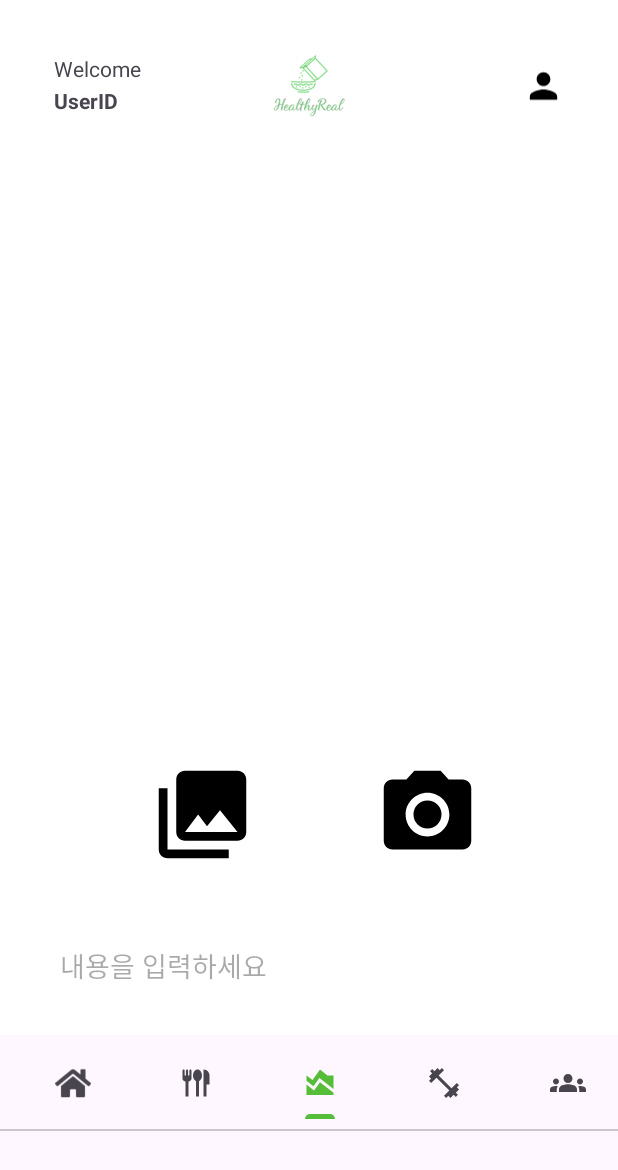
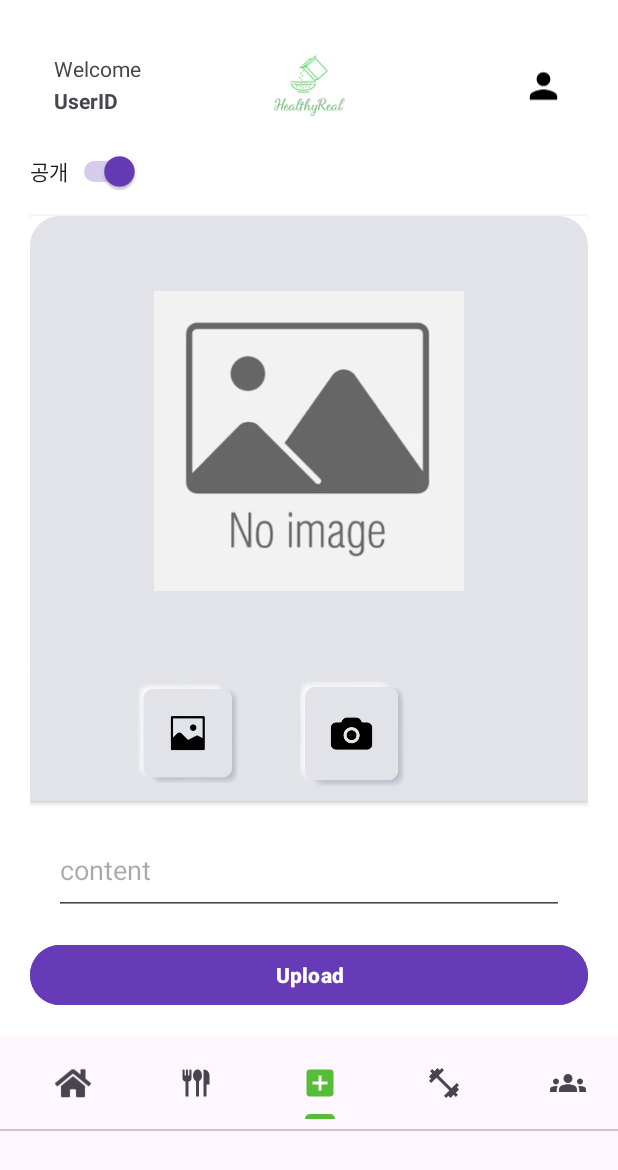
Before and after one commit to hanmincheol/Team_Android, an Android app: the MainActivity screen opened directly, with no data from a screen before it, item 3 of the bottom bar chosen, on a phone screen of 412 x 824 dp. Shown: the top 1170 px of the screen. Run offline under Robolectric (Android 15) with nearby library versions, the light colour scheme and no system bars; plain views replace WormDotsIndicator.

Commit message:
레이아웃 수정 및 실제 폰 테스트

```diff
--- a/app/src/main/java/com/ict/tablayoutviewpager16/MainActivity.java
+++ b/app/src/main/java/com/ict/tablayoutviewpager16/MainActivity.java
@@ -63,7 +63,7 @@ public class MainActivity extends AppCompatActivity implements Content2.OnDataTr
         TabLayout tabLayout=binding.tabLayout;
         tabLayout.addTab(tabLayout.newTab().setIcon(R.drawable.home));
         tabLayout.addTab(tabLayout.newTab().setIcon(R.drawable.diet_icon));
-        tabLayout.addTab(tabLayout.newTab().setIcon(R.drawable.baseline_area_chart_24));
+        tabLayout.addTab(tabLayout.newTab().setIcon(R.drawable.baseline_add_box_24));
         tabLayout.addTab(tabLayout.newTab().setIcon(R.drawable.fitness_icon));
         tabLayout.addTab(tabLayout.newTab().setIcon(R.drawable.community_icon));
         //2.Fragment 생성후 컬렉션에 저장
--- a/app/src/main/java/com/ict/tablayoutviewpager16/view/Content3.java
+++ b/app/src/main/java/com/ict/tablayoutviewpager16/view/Content3.java
@@ -20,6 +20,7 @@ import android.view.ViewGroup;
 import android.widget.Button;
 import android.widget.EditText;
 import android.widget.ImageView;
+import android.widget.Switch;
 import android.widget.Toast;
 
 import androidx.activity.result.ActivityResultLauncher;
@@ -62,6 +63,7 @@ public class Content3 extends Fragment {
     private Context context;
     private File capturedImageFile;
     private ImageView imageView;
+    private Switch disclosureSwitch;
 
     @Override
     public View onCreateView(@NonNull LayoutInflater inflater, @Nullable ViewGroup container, @Nullable Bundle savedInstanceState) {
@@ -69,6 +71,7 @@ public class Content3 extends Fragment {
         addPhotoImageView = view.findViewById(R.id.addphoto_image);
         explainEditText = view.findViewById(R.id.addphoto_edit_explain);
         uploadButton = view.findViewById(R.id.addphoto_btn_upload);
+        disclosureSwitch = view.findViewById(R.id.disclosure_switch);
 
         context = getActivity();
 
@@ -175,11 +178,14 @@ public class Content3 extends Fragment {
         String explainText = explainEditText.getText().toString();
         String username = LocalStorage.getUsername(context);
 
+        // 스위치 상태에 따라 disclosureYN 값 설정
+        String disclosureValue = disclosureSwitch.isChecked() ? "Y" : "N";
+
         // 텍스트 데이터를 RequestBody로 변환
         RequestBody id = RequestBody.create(MediaType.parse("text/plain"), username);
         RequestBody content = RequestBody.create(MediaType.parse("text/plain"), explainText);
         RequestBody hashTag = RequestBody.create(MediaType.parse("text/plain"), "#안드로이드");
-        RequestBody disclosureYN = RequestBody.create(MediaType.parse("text/plain"), "Y");
+        RequestBody disclosureYN = RequestBody.create(MediaType.parse("text/plain"), disclosureValue);
         RequestBody type = RequestBody.create(MediaType.parse("text/plain"), "4");
 
         // 이미지 파일 준비
--- /dev/null
+++ b/app/src/main/res/drawable/addpostpage.xml
@@ -0,0 +1,10 @@
+<?xml version="1.0" encoding="utf-8"?>
+<shape xmlns:android="http://schemas.android.com/apk/res/android">
+<solid android:color="@color/camera_bg">
+
+</solid>
+    <corners android:topRightRadius="20dp"
+        android:topLeftRadius="20dp">
+
+    </corners>
+</shape>
--- /dev/null
+++ b/app/src/main/res/drawable/baseline_add_box_24.xml
@@ -0,0 +1,5 @@
+<vector android:height="24dp" android:tint="#000000"
+    android:viewportHeight="24" android:viewportWidth="24"
+    android:width="24dp" xmlns:android="http://schemas.android.com/apk/res/android">
+    <path android:fillColor="@android:color/white" android:pathData="M19,3L5,3c-1.11,0 -2,0.9 -2,2v14c0,1.1 0.89,2 2,2h14c1.1,0 2,-0.9 2,-2L21,5c0,-1.1 -0.9,-2 -2,-2zM17,13h-4v4h-2v-4L7,13v-2h4L11,7h2v4h4v2z"/>
+</vector>
--- /dev/null
+++ b/app/src/main/res/drawable/bottomaddpost.xml
@@ -0,0 +1,10 @@
+<?xml version="1.0" encoding="utf-8"?>
+<shape xmlns:android="http://schemas.android.com/apk/res/android">
+<solid android:color="@color/camera_bg">
+
+</solid>
+    <corners android:bottomRightRadius="10dp"
+        android:bottomLeftRadius="10dp">
+
+    </corners>
+</shape>
--- a/app/src/main/res/drawable/camera.xml
+++ /dev/null
@@ -1,5 +0,0 @@
-<vector android:height="24dp" android:tint="#79E16C"
-    android:viewportHeight="24" android:viewportWidth="24"
-    android:width="24dp" xmlns:android="http://schemas.android.com/apk/res/android">
-    <path android:fillColor="@android:color/white" android:pathData="M9.4,10.5l4.77,-8.26C13.47,2.09 12.75,2 12,2c-2.4,0 -4.6,0.85 -6.32,2.25l3.66,6.35 0.06,-0.1zM21.54,9c-0.92,-2.92 -3.15,-5.26 -6,-6.34L11.88,9h9.66zM21.8,10h-7.49l0.29,0.5 4.76,8.25C21,16.97 22,14.61 22,12c0,-0.69 -0.07,-1.35 -0.2,-2zM8.54,12l-3.9,-6.75C3.01,7.03 2,9.39 2,12c0,0.69 0.07,1.35 0.2,2h7.49l-1.15,-2zM2.46,15c0.92,2.92 3.15,5.26 6,6.34L12.12,15L2.46,15zM13.73,15l-3.9,6.76c0.7,0.15 1.42,0.24 2.17,0.24 2.4,0 4.6,-0.85 6.32,-2.25l-3.66,-6.35 -0.93,1.6z"/>
-</vector>
--- a/app/src/main/res/layout/content3_layout.xml
+++ b/app/src/main/res/layout/content3_layout.xml
@@ -73,41 +73,70 @@
 
 
             </androidx.constraintlayout.widget.ConstraintLayout>
+            <LinearLayout
+                android:layout_width="wrap_content"
+                android:layout_height="wrap_content">
+                <Switch
+                    android:id="@+id/disclosure_switch"
+                    android:layout_width="wrap_content"
+                    android:layout_height="40dp"
+                    android:layout_marginTop="16dp"
+                    android:text="공개"
+                    android:checked="true"
+                    app:layout_constraintStart_toStartOf="parent"
+                    app:layout_constraintTop_toBottomOf="@+id/addphoto_edit_explain"
+                    tools:ignore="UseSwitchCompatOrMaterialXml" />
+            </LinearLayout>
 
 
 
+            <androidx.cardview.widget.CardView
+                android:layout_width="match_parent"
+                android:layout_height="wrap_content"
+                android:layout_marginTop="10dp">
                 <ImageView
-                android:layout_marginTop="20dp"
+
                     android:id="@+id/addphoto_image"
                     android:layout_width="match_parent"
-                android:layout_height="400dp"
+                    android:layout_height="300dp"
+                    android:padding="50dp"
                     android:layout_centerInParent="true"
+                    android:src="@drawable/noimage"
+                    android:background="@drawable/addpostpage"
                     app:layout_constraintBottom_toTopOf="@+id/addphoto_edit_explain"
                     app:layout_constraintTop_toTopOf="parent"
                     tools:ignore="MissingConstraints"
                     tools:layout_editor_absoluteX="1dp" />
-
+            </androidx.cardview.widget.CardView>
+            <androidx.cardview.widget.CardView
+                android:layout_width="match_parent"
+                android:layout_height="wrap_content">
                 <LinearLayout
                     android:layout_width="match_parent"
                     android:layout_height="wrap_content"
-                android:layout_marginTop="10dp">
+                    android:background="@color/camera_bg"
+                    >
+
                     <ImageView
-                    android:src="@drawable/ic_menu_gallery"
+                        android:layout_marginTop="10dp"
+                        android:src="@drawable/gallery"
                         android:id="@+id/addphoto_btn_gallery"
                         android:layout_width="70dp"
                         android:layout_height="70dp"
-                    android:layout_marginStart="80dp"
+                        android:layout_marginStart="70dp"
                         android:layout_marginBottom="10dp"
                         android:layout_alignParentBottom="true"
                         android:text="갤러리에서 선택"
                         app:layout_constraintBottom_toTopOf="@+id/addphoto_btn_upload"
                         app:layout_constraintStart_toStartOf="@+id/addphoto_btn_upload" />
                     <ImageView
-                    android:src="@drawable/ic_menu_camera"
+                        android:src="@drawable/camera"
                         android:id="@+id/addphoto_btn_camera"
                         android:layout_width="70dp"
                         android:layout_height="70dp"
-                    android:layout_marginLeft="80dp"
+                        android:layout_marginLeft="40dp"
+                        android:layout_marginTop="10dp"
+                        android:layout_marginRight="50dp"
                         android:layout_marginBottom="10dp"
                         android:layout_alignParentBottom="true"
                         android:layout_toLeftOf="@id/addphoto_btn_gallery"
@@ -115,17 +144,17 @@
                         app:layout_constraintBottom_toTopOf="@+id/addphoto_btn_upload"
                         app:layout_constraintEnd_toEndOf="@+id/addphoto_btn_upload" />
 
+
                 </LinearLayout>
-
-
+            </androidx.cardview.widget.CardView>
 
             <EditText
                 android:id="@+id/addphoto_edit_explain"
                 android:layout_width="match_parent"
-                android:layout_height="80dp"
+                android:layout_height="60dp"
                 android:layout_above="@id/addphoto_btn_gallery"
                 android:layout_margin="16dp"
-                android:hint="내용을 입력하세요"
+                android:hint="content"
                 android:inputType="text"
                 app:layout_constraintBottom_toTopOf="@+id/addphoto_btn_gallery"
                 tools:layout_editor_absoluteX="16dp" />
@@ -134,15 +163,11 @@
                 android:id="@+id/addphoto_btn_upload"
                 android:layout_width="match_parent"
                 android:layout_height="wrap_content"
+                android:backgroundTint="@color/my_secondary"
                 android:layout_alignParentBottom="true"
-                android:background="@color/grey_time"
-                android:text="업로드"
+                android:text="Upload"
+                android:textStyle="bold"
                 app:layout_constraintBottom_toBottomOf="parent" />
-
-
-
-
-
 
         </LinearLayout>
     </ScrollView>
--- a/app/src/main/res/values/colors.xml
+++ b/app/src/main/res/values/colors.xml
@@ -18,4 +18,6 @@
     <color name="blue_grey">#2E4858</color>
     <color name="grey">#F5F5F5</color>
     <color name="grey_time">#FAFAFA</color>
+    <color name="camera_bg">#E2E3E8</color>
+    <color name="camera_img">#C8E2E3E8</color>
 </resources>
```
Also changed, not shown: app/src/main/res/drawable/camera.png (added), app/src/main/res/drawable/camera1.png (added), app/src/main/res/drawable/gallery.png (added), app/src/main/res/drawable/noimage.png (added), app/src/main/res/drawable/plus.png (added). Lines whose indentation alone changed are shown as unchanged.
